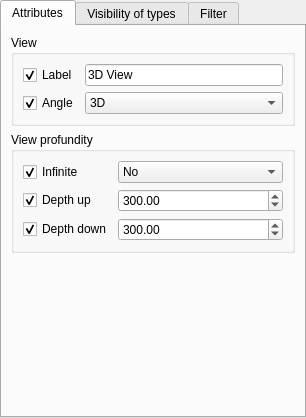
The window that dialogs/ModelObject.View.ui (AtcSoftware/Workbench_Structures) describes before a commit, drawn with Qt 5.
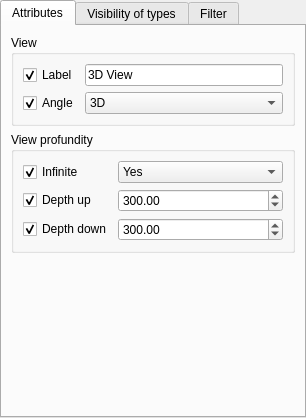
The same window after the commit.

Patch:
```diff
--- a/dialogs/ModelObject.View.ui
+++ b/dialogs/ModelObject.View.ui
@@ -76,7 +76,7 @@
           <item row="0" column="1">
            <widget class="QComboBox" name="comboBoxDepthInfinite">
             <property name="currentText">
-             <string>No</string>
+             <string>Yes</string>
             </property>
             <property name="currentIndex">
              <number>0</number>
@@ -89,7 +89,7 @@
             </property>
             <item>
              <property name="text">
-              <string>No</string>
+              <string>Yes</string>
              </property>
             </item>
             <item>
```
Left out of the diff: 8 changed lines with no effect on the pictures.
